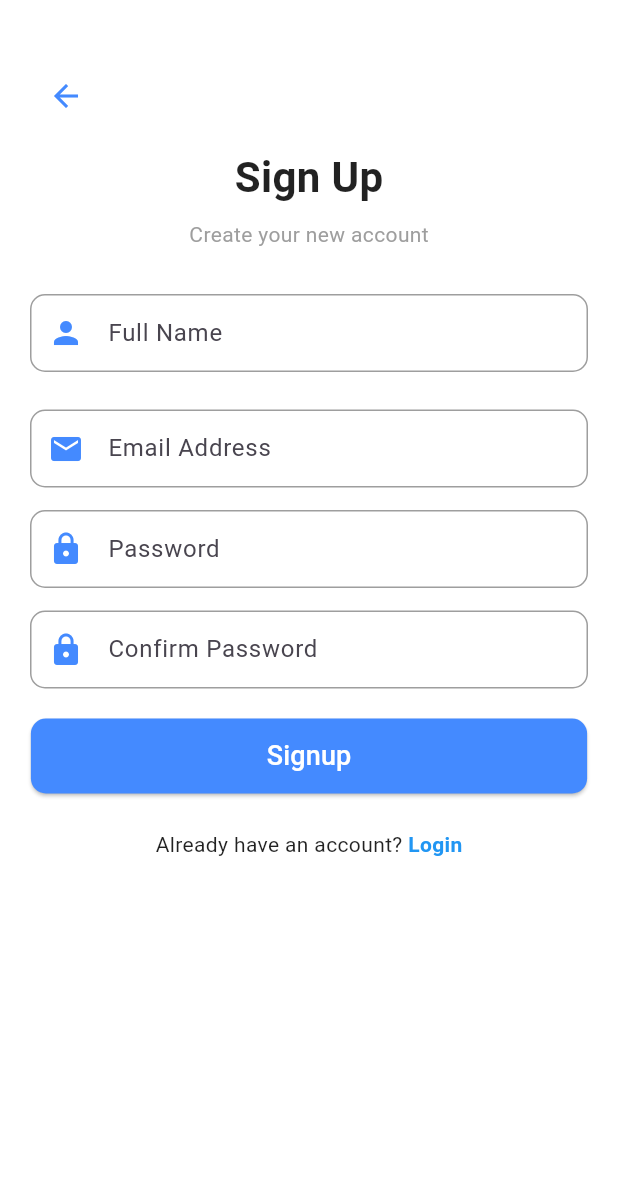
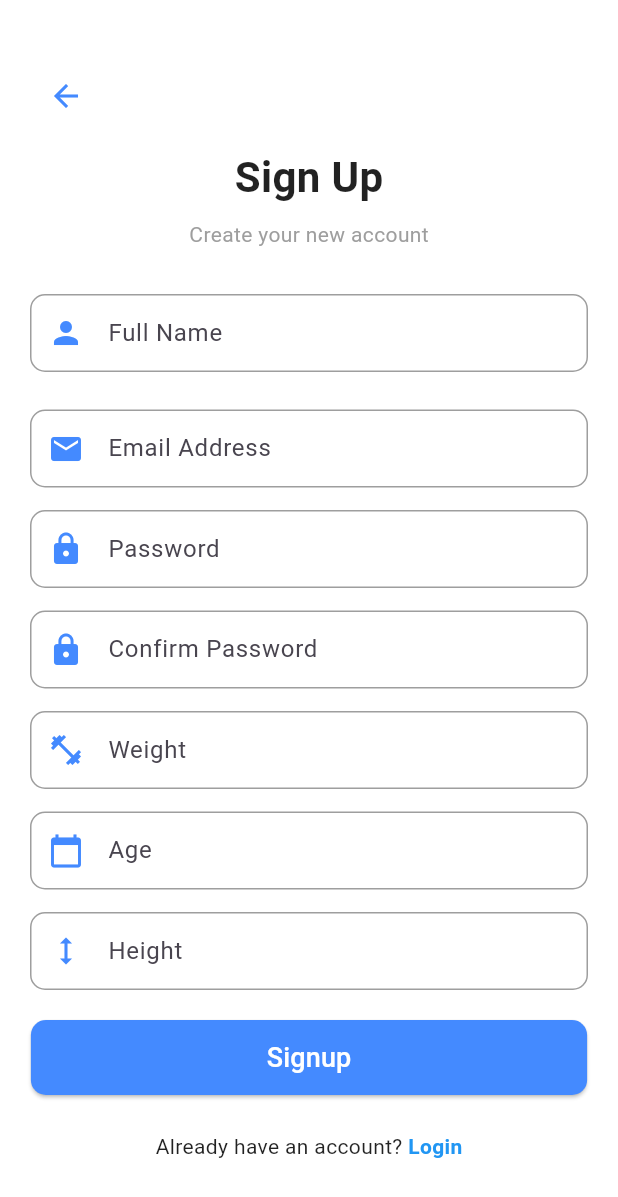
Before and after one commit to Shrawontdk/FitTrack, a Flutter app: the SignUp screen opened directly, on a phone screen of 412 x 824 dp. Shown: the top 1197 px of the screen. Run offline on Flutter 3.47's test engine with Material 3 defaults, Android fonts, the phone set to English and light mode, and no system bars; our stand-ins replace cloud_firestore, firebase_auth, firebase_core, flutter_local_notifications, get, google_nav_bar and 4 more; accounts and stored records are empty; network calls fail.

Commit message:
all changes

```diff
--- a/2325681_2325680_2325682_application_code/gymapp/lib/pages/signup.dart
+++ b/2325681_2325680_2325682_application_code/gymapp/lib/pages/signup.dart
@@ -1,5 +1,6 @@
 import 'package:flutter/material.dart';
 import 'package:firebase_auth/firebase_auth.dart';
+import 'package:cloud_firestore/cloud_firestore.dart'; // Import Firestore
 import '../bnav.dart'; // Import BottomNavBar
 
 class SignUp extends StatelessWidget {
@@ -8,6 +9,9 @@ class SignUp extends StatelessWidget {
   final TextEditingController passwordController = TextEditingController();
   final TextEditingController confirmPasswordController =
       TextEditingController();
+  final TextEditingController weightController = TextEditingController();
+  final TextEditingController ageController = TextEditingController();
+  final TextEditingController heightcontroller = TextEditingController();
 
   void signUpUser(BuildContext context) async {
     try {
@@ -15,7 +19,7 @@ class SignUp extends StatelessWidget {
         throw Exception("Passwords do not match");
       }
 
-      // Creating user with email and password
+      // Create user with email and password
       UserCredential userCredential =
           await FirebaseAuth.instance.createUserWithEmailAndPassword(
         email: emailController.text.trim(),
@@ -28,9 +32,18 @@ class SignUp extends StatelessWidget {
         throw Exception("Failed to retrieve user details");
       }
 
-      // Log the user information for debugging
+      // Log user information for debugging
       print("User signed up: ${user.uid}, ${user.email}");
 
+      // Add additional user data (name, weight, and age) to Firestore
+      FirebaseFirestore.instance.collection('users').doc(user.uid).set({
+        'name': nameController.text.trim(),
+        'email': emailController.text.trim(),
+        'weight': weightController.text.trim(),
+        'age': ageController.text.trim(),
+        'height': heightcontroller.text.trim(),
+      }).then((_) {
+        // Show success message
         ScaffoldMessenger.of(context).showSnackBar(
           const SnackBar(content: Text("Signup successful")),
         );
@@ -41,6 +54,13 @@ class SignUp extends StatelessWidget {
           MaterialPageRoute(builder: (context) => BottomNavBar()),
           (route) => false, // Clears the navigation stack
         );
+      }).catchError((error) {
+        // Handle Firestore errors
+        print("Error adding user data to Firestore: $error");
+        ScaffoldMessenger.of(context).showSnackBar(
+          SnackBar(content: Text("Error: ${error.toString()}")),
+        );
+      });
     } catch (e) {
       print("Error during signup: $e");
       ScaffoldMessenger.of(context).showSnackBar(
@@ -129,6 +149,21 @@ class SignUp extends StatelessWidget {
                 obscureText: true,
                 decoration: textFieldDecoration("Confirm Password", Icons.lock),
               ),
+              SizedBox(height: 15),
+              TextField(
+                controller: weightController,
+                decoration: textFieldDecoration("Weight", Icons.fitness_center),
+              ),
+              SizedBox(height: 15),
+              TextField(
+                controller: ageController,
+                decoration: textFieldDecoration("Age", Icons.calendar_today),
+              ),
+              SizedBox(height: 15),
+              TextField(
+                controller: heightcontroller,
+                decoration: textFieldDecoration("Height", Icons.height),
+              ),
               SizedBox(height: 20),
               Center(
                 child: SizedBox(
```
Also changed, not shown: 2325681_2325680_2325682_application_code/gymapp/lib/pages/profile_page.dart (+58 -16 lines), 2325681_2325680_2325682_application_code/gymapp/pubspec.lock. Lines whose indentation alone changed are shown as unchanged.
